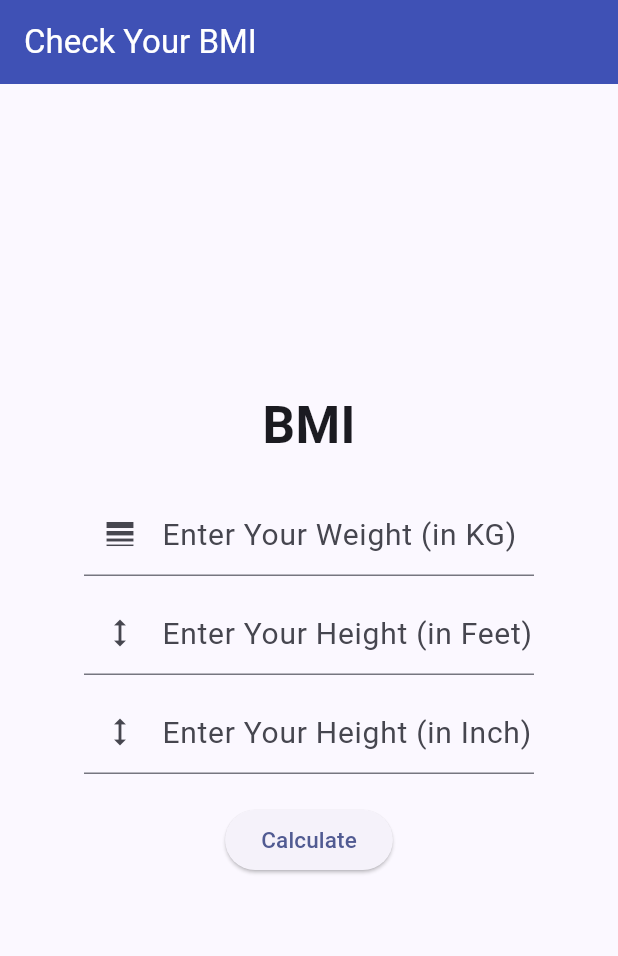
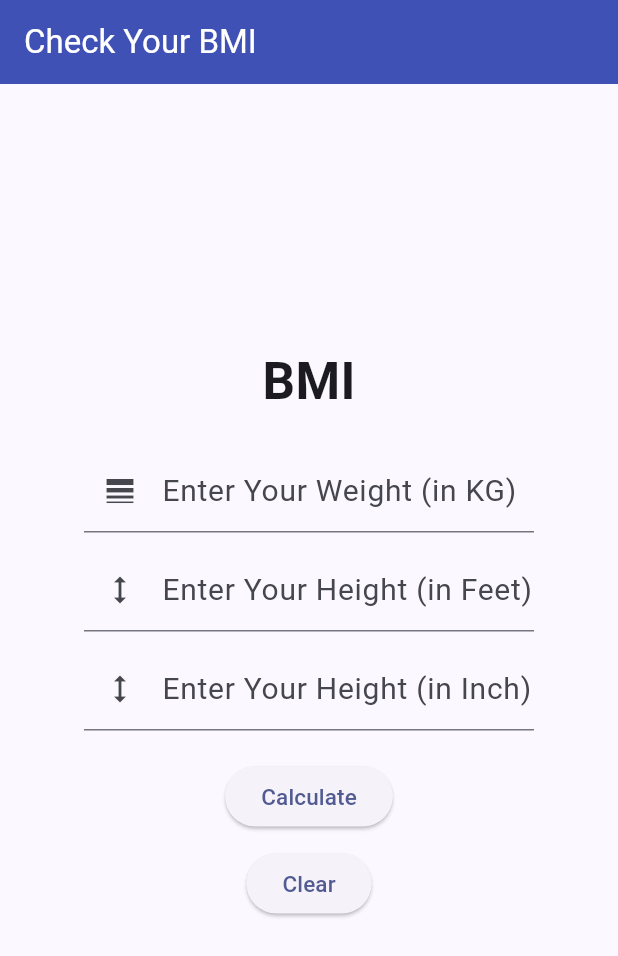
Before and after one commit to Mredul10/BMI-App, a Flutter app: the screen it shows after launch, on a phone screen of 412 x 824 dp. Shown: the top 956 px of the screen. Run offline on Flutter 3.47's test engine with Material 3 defaults, Android fonts, the phone set to English and light mode, and no system bars.

Commit message:
Clear button Add

```diff
--- a/lib/my_home_page.dart
+++ b/lib/my_home_page.dart
@@ -107,7 +107,6 @@ class _MyHomePageState extends State<MyHomePage> {
 
                       var msg = "";
 
-
                       if (bmi > 25) {
                         msg = "You are OverWeight";
                         bgColor = Colors.red.shade300;
@@ -128,11 +127,32 @@ class _MyHomePageState extends State<MyHomePage> {
                       });
                     }
                   },
-                  child: Text('Calculate',style: TextStyle(fontSize: 15),),
+                  child: Text(
+                    'Calculate',
+                    style: TextStyle(fontSize: 15),
+                  ),
                 ),
                 SizedBox(
                   height: 10,
                 ),
+                ElevatedButton(
+                  onPressed: () {
+                    setState(
+                      () {
+                        wtController.clear();
+                        ftController.clear();
+                        inController.clear();
+                        result = "";
+                        bgColor = null;
+                      },
+                    );
+                  },
+                  child: Text(
+                    'Clear',
+                    style: TextStyle(fontSize: 15),
+                  ),
+                ),
+                SizedBox(height: 10,),
                 Text(
                   result,
                   style: TextStyle(fontSize: 19),
```
